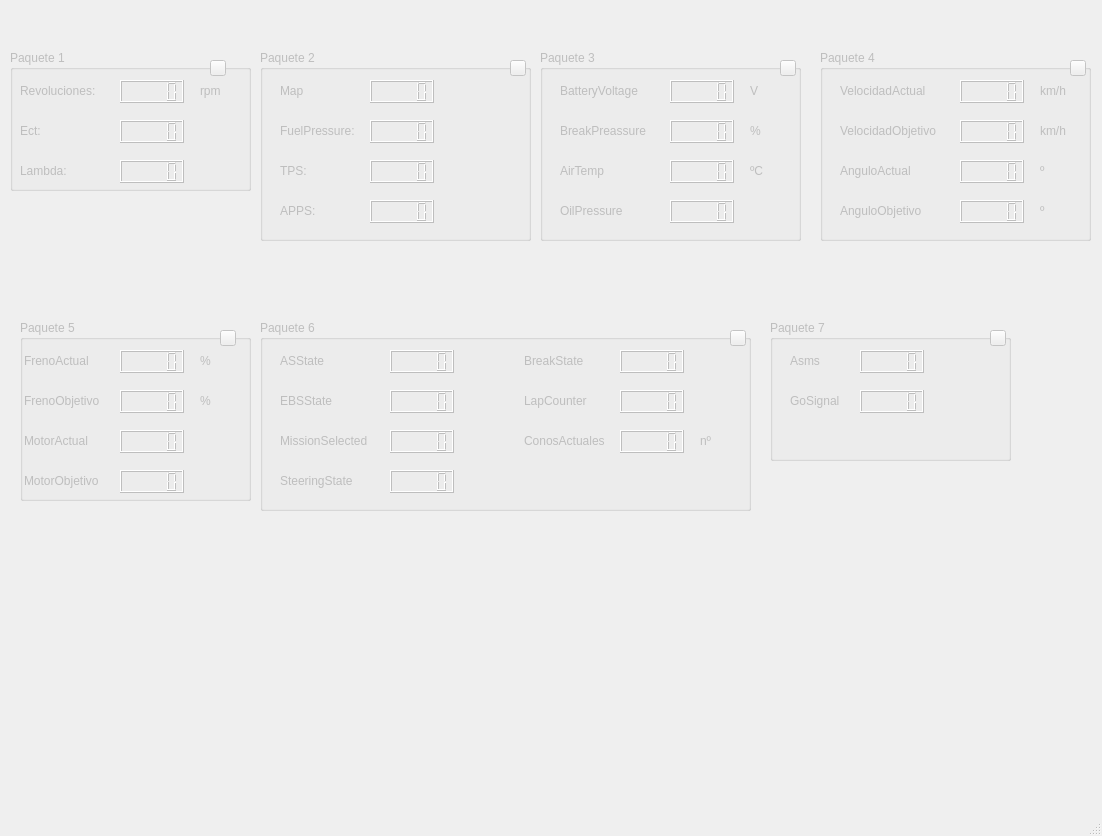
Old version of the form qt_software/window.ui in the repository UM-Driverless/TADA.
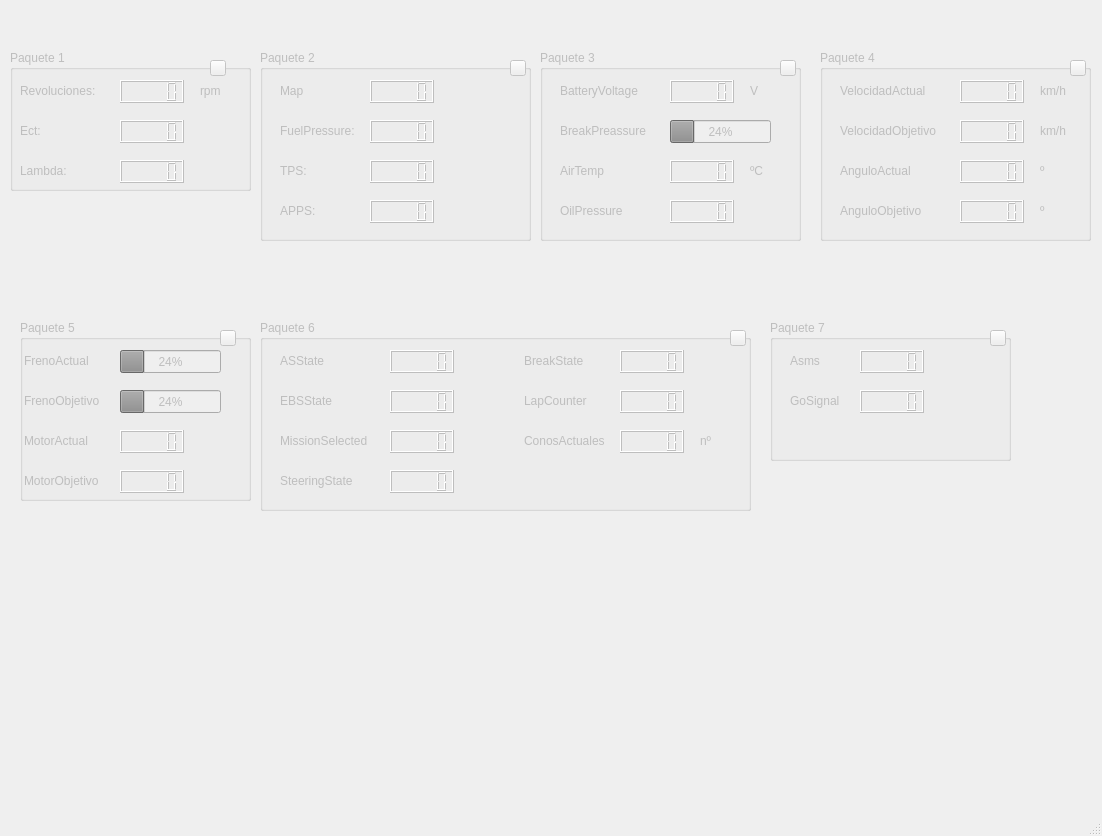
New version of the form.

Diff of the .ui file:
```diff
--- a/qt_software/window.ui
+++ b/qt_software/window.ui
@@ -343,16 +343,6 @@
       </rect>
      </property>
     </widget>
-    <widget class="QLCDNumber" name="breakPreassureO">
-     <property name="geometry">
-      <rect>
-       <x>130</x>
-       <y>70</y>
-       <width>64</width>
-       <height>23</height>
-      </rect>
-     </property>
-    </widget>
     <widget class="QLCDNumber" name="airTempO">
      <property name="geometry">
       <rect>
@@ -425,19 +415,6 @@
       <string>BreakPreassure</string>
      </property>
     </widget>
-    <widget class="QLabel" name="label_44">
-     <property name="geometry">
-      <rect>
-       <x>210</x>
-       <y>70</y>
-       <width>55</width>
-       <height>21</height>
-      </rect>
-     </property>
-     <property name="text">
-      <string>%</string>
-     </property>
-    </widget>
     <widget class="QLabel" name="label_46">
      <property name="geometry">
       <rect>
@@ -490,6 +467,19 @@
       <string>OilPressure</string>
      </property>
     </widget>
+    <widget class="QProgressBar" name="breakPreassureO">
+     <property name="geometry">
+      <rect>
+       <x>130</x>
+       <y>70</y>
+       <width>101</width>
+       <height>23</height>
+      </rect>
+     </property>
+     <property name="value">
+      <number>24</number>
+     </property>
+    </widget>
    </widget>
    <widget class="QGroupBox" name="pack1_4">
     <property name="geometry">
@@ -673,26 +663,6 @@
     <property name="title">
      <string>Paquete 5</string>
     </property>
-    <widget class="QLCDNumber" name="frenoActualO">
-     <property name="geometry">
-      <rect>
-       <x>100</x>
-       <y>30</y>
-       <width>64</width>
-       <height>23</height>
-      </rect>
-     </property>
-    </widget>
-    <widget class="QLCDNumber" name="frenoObjetivoO">
-     <property name="geometry">
-      <rect>
-       <x>100</x>
-       <y>70</y>
-       <width>64</width>
-       <height>23</height>
-      </rect>
-     </property>
-    </widget>
     <widget class="QLCDNumber" name="motorActualO">
      <property name="geometry">
       <rect>
@@ -739,19 +709,6 @@
       <string>TextLabel</string>
      </property>
     </widget>
-    <widget class="QLabel" name="label_58">
-     <property name="geometry">
-      <rect>
-       <x>180</x>
-       <y>30</y>
-       <width>55</width>
-       <height>21</height>
-      </rect>
-     </property>
-     <property name="text">
-      <string>%</string>
-     </property>
-    </widget>
     <widget class="QLabel" name="label_57">
      <property name="geometry">
       <rect>
@@ -830,17 +787,30 @@
       <string>FrenoObjetivo</string>
      </property>
     </widget>
-    <widget class="QLabel" name="label_9">
+    <widget class="QProgressBar" name="frenoActualO">
      <property name="geometry">
       <rect>
-       <x>180</x>
+       <x>100</x>
+       <y>30</y>
+       <width>101</width>
+       <height>23</height>
+      </rect>
+     </property>
+     <property name="value">
+      <number>24</number>
+     </property>
+    </widget>
+    <widget class="QProgressBar" name="frenoObjetivoO">
+     <property name="geometry">
+      <rect>
+       <x>100</x>
        <y>70</y>
-       <width>55</width>
-       <height>21</height>
+       <width>101</width>
+       <height>23</height>
       </rect>
      </property>
-     <property name="text">
-      <string>%</string>
+     <property name="value">
+      <number>24</number>
      </property>
     </widget>
    </widget>
```
